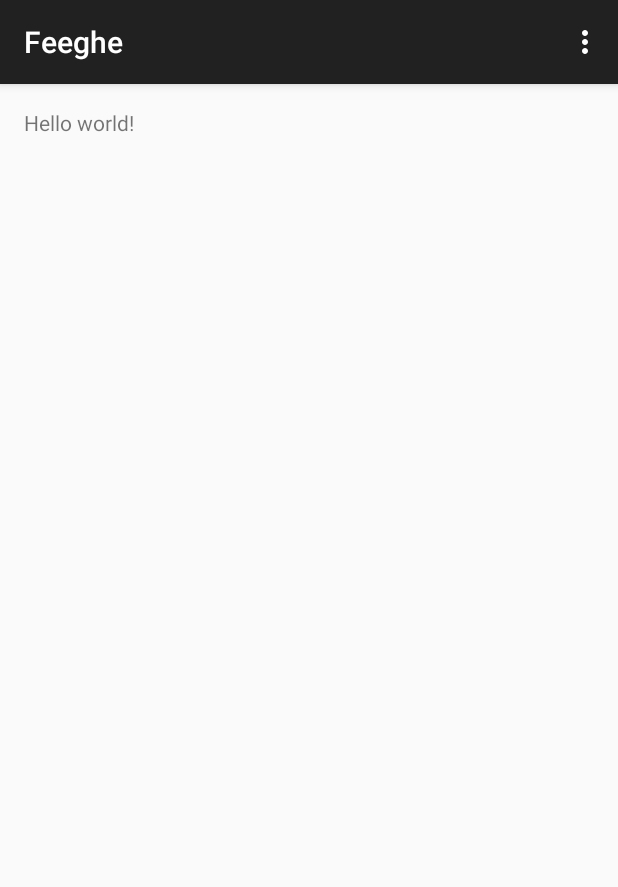
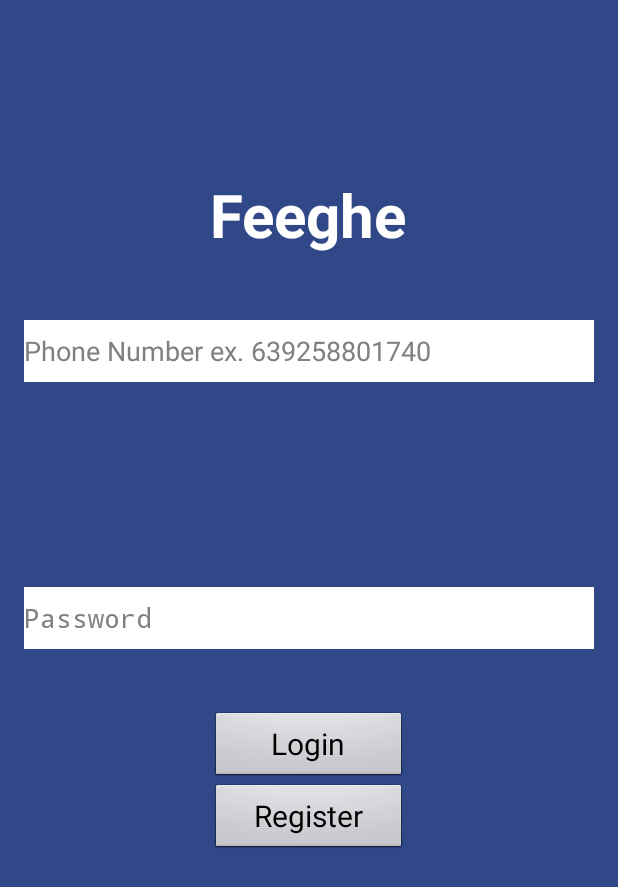
Before and after one commit to tontonskie/feeghe-android, an Android app: the screen it shows after launch (MainActivity before the commit, LoginActivity after it), on a phone screen of 412 x 824 dp. Shown: the top 887 px of the screen. Run offline under Robolectric (Android 15) with nearby library versions, the phone set to English and light mode, and no system bars.

Commit message:
Create registration and login

```diff
--- a/app/build.gradle
+++ b/app/build.gradle
@@ -22,4 +22,5 @@ android {
 dependencies {
     compile fileTree(dir: 'libs', include: ['*.jar'])
     compile 'com.android.support:appcompat-v7:21.0.3'
+    compile 'com.android.support:support-v4:21.0.3'
 }
--- /dev/null
+++ b/app/src/main/java/com/greenlemonmedia/feeghe/LoginActivity.java
@@ -0,0 +1,39 @@
+package com.greenlemonmedia.feeghe;
+
+import android.app.Activity;
+import android.os.Bundle;
+import android.view.View;
+import android.widget.Button;
+import android.widget.ViewFlipper;
+
+public class LoginActivity extends Activity {
+
+	private Button btnSwitchRegister;
+	private Button btnBackToLogin;
+	private ViewFlipper viewSwitcherLogin;
+
+	@Override
+	protected void onCreate(Bundle savedInstanceState) {
+		super.onCreate(savedInstanceState);
+		setContentView(R.layout.activity_login);
+
+		viewSwitcherLogin = (ViewFlipper) findViewById(R.id.viewSwitcherLogin);
+		btnSwitchRegister = (Button) findViewById(R.id.btnSwitchRegister);
+		btnSwitchRegister.setOnClickListener(new View.OnClickListener() {
+
+			@Override
+			public void onClick(View v) {
+				viewSwitcherLogin.showNext();
+			}
+		});
+
+		btnBackToLogin = (Button) findViewById(R.id.btnBackToLogin);
+		btnBackToLogin.setOnClickListener(new View.OnClickListener() {
+
+			@Override
+			public void onClick(View v) {
+				viewSwitcherLogin.showPrevious();
+			}
+		});
+	}
+}
--- /dev/null
+++ b/app/src/main/res/layout/activity_login.xml
@@ -0,0 +1,165 @@
+<ViewFlipper
+    android:layout_width="fill_parent"
+    android:layout_height="fill_parent"
+    android:id="@+id/viewSwitcherLogin"
+    xmlns:android="http://schemas.android.com/apk/res/android">
+
+    <RelativeLayout android:layout_width="match_parent"
+                    android:layout_height="match_parent"
+                    android:paddingLeft="@dimen/activity_horizontal_margin"
+                    android:paddingRight="@dimen/activity_horizontal_margin"
+                    android:paddingTop="@dimen/activity_vertical_margin"
+                    android:paddingBottom="@dimen/activity_vertical_margin"
+                    android:background="#ff304888">
+        <TextView
+            android:layout_width="wrap_content"
+            android:layout_height="wrap_content"
+            android:textAppearance="?android:attr/textAppearanceLarge"
+            android:text="Feeghe"
+            android:id="@+id/txtViewLoginTitle"
+            android:layout_centerHorizontal="true"
+            android:textStyle="bold"
+            android:textSize="40dp"
+            android:paddingTop="100dp"
+            android:nestedScrollingEnabled="false"
+            android:autoText="false"
+            android:textColor="#ffffffff"/>
+
+        <EditText
+            android:layout_width="wrap_content"
+            android:layout_height="41dp"
+            android:inputType="phone"
+            android:ems="10"
+            android:id="@+id/txtLoginPhoneNumber"
+            android:layout_marginTop="43dp"
+            android:background="#ffffffff"
+            android:layout_below="@+id/txtViewLoginTitle"
+            android:layout_alignParentRight="true"
+            android:layout_alignParentEnd="true"
+            android:layout_alignParentLeft="true"
+            android:layout_alignParentStart="true"
+            android:hint="Phone Number ex. 639258801740"/>
+
+        <EditText
+            android:layout_width="wrap_content"
+            android:layout_height="41dp"
+            android:inputType="textPassword"
+            android:ems="10"
+            android:id="@+id/txtLoginPassword"
+            android:background="#ffffffff"
+            android:hint="Password"
+            android:layout_centerVertical="true"
+            android:layout_alignParentLeft="true"
+            android:layout_alignParentStart="true"
+            android:layout_alignRight="@+id/txtLoginPhoneNumber"
+            android:layout_alignEnd="@+id/txtLoginPhoneNumber"/>
+
+        <Button
+            android:layout_width="wrap_content"
+            android:layout_height="wrap_content"
+            android:text="Login"
+            android:id="@+id/btnLogin"
+            android:textSize="20dp"
+            android:layout_marginTop="41dp"
+            android:layout_below="@+id/txtLoginPassword"
+            android:layout_alignLeft="@+id/txtViewLoginTitle"
+            android:layout_alignStart="@+id/txtViewLoginTitle"
+            android:layout_alignRight="@+id/txtViewLoginTitle"
+            android:layout_alignEnd="@+id/txtViewLoginTitle"
+            android:clickable="true"/>
+
+        <Button
+            android:layout_width="wrap_content"
+            android:layout_height="wrap_content"
+            android:text="Register"
+            android:textSize="20dp"
+            android:id="@+id/btnSwitchRegister"
+            android:layout_below="@+id/btnLogin"
+            android:layout_alignLeft="@+id/btnLogin"
+            android:layout_alignStart="@+id/btnLogin"
+            android:layout_alignRight="@+id/btnLogin"
+            android:layout_alignEnd="@+id/btnLogin"
+            android:clickable="true"/>
+
+
+    </RelativeLayout>
+
+    <RelativeLayout android:layout_width="match_parent"
+                    android:layout_height="match_parent"
+                    android:paddingLeft="@dimen/activity_horizontal_margin"
+                    android:paddingRight="@dimen/activity_horizontal_margin"
+                    android:paddingTop="@dimen/activity_vertical_margin"
+                    android:paddingBottom="@dimen/activity_vertical_margin"
+                    android:background="#ff304888">
+
+        <TextView
+            android:layout_width="wrap_content"
+            android:layout_height="wrap_content"
+            android:textAppearance="?android:attr/textAppearanceLarge"
+            android:text="Feeghe"
+            android:id="@+id/txtViewRegistrationTitle"
+            android:layout_centerHorizontal="true"
+            android:textStyle="bold"
+            android:textSize="40dp"
+            android:paddingTop="100dp"
+            android:nestedScrollingEnabled="false"
+            android:autoText="false"
+            android:textColor="#ffffffff"/>
+
+        <TextView
+            android:layout_width="wrap_content"
+            android:layout_height="wrap_content"
+            android:textAppearance="?android:attr/textAppearanceMedium"
+            android:text="Feeghe will send SMS message \nto verify your phone number. \nCarrier SMS charges may apply."
+            android:id="@+id/txtViewRegistrationSub"
+            android:layout_below="@+id/txtViewRegistrationTitle"
+            android:layout_centerHorizontal="true"
+            android:layout_marginTop="36dp"
+            android:maxLines="5"
+            android:hint="Phone Number ex. 639258801740"
+            android:gravity="center"
+            android:autoText="false"
+            android:textColor="#ffffffff"/>
+
+        <EditText
+            android:layout_width="wrap_content"
+            android:layout_height="40dp"
+            android:inputType="phone"
+            android:ems="10"
+            android:id="@+id/txtRegisterPhoneNumber"
+            android:layout_below="@+id/txtViewRegistrationSub"
+            android:layout_marginTop="56dp"
+            android:background="#ffffffff"
+            android:layout_alignParentLeft="true"
+            android:layout_alignParentStart="true"
+            android:layout_alignParentRight="true"
+            android:layout_alignParentEnd="true"/>
+
+        <Button
+            android:layout_width="200dp"
+            android:layout_height="wrap_content"
+            android:text="Sign Up"
+            android:id="@+id/btnRegister"
+            android:layout_marginTop="41dp"
+            android:textSize="20dp"
+            android:clickable="true"
+            android:elegantTextHeight="false"
+            android:layout_below="@+id/txtRegisterPhoneNumber"
+            android:layout_centerHorizontal="true"
+            android:layout_alignParentEnd="false"
+            android:layout_alignParentRight="false"/>
+
+        <Button
+            android:layout_width="200dp"
+            android:layout_height="wrap_content"
+            android:text="Back to Login"
+            android:id="@+id/btnBackToLogin"
+            android:textSize="20dp"
+            android:clickable="true"
+            android:elegantTextHeight="false"
+            android:layout_below="@+id/btnRegister"
+            android:layout_alignLeft="@+id/btnRegister"
+            android:layout_alignStart="@+id/btnRegister"/>
+
+    </RelativeLayout>
+</ViewFlipper>
--- a/app/src/main/res/layout/activity_main.xml
+++ b/app/src/main/res/layout/activity_main.xml
@@ -6,11 +6,7 @@
                 android:paddingRight="@dimen/activity_horizontal_margin"
                 android:paddingTop="@dimen/activity_vertical_margin"
                 android:paddingBottom="@dimen/activity_vertical_margin"
-                tools:context=".MainActivity">
-
-    <TextView
-        android:text="@string/hello_world"
-        android:layout_width="wrap_content"
-        android:layout_height="wrap_content"/>
+                tools:context=".MainActivity"
+                android:background="#ff304888">
 
 </RelativeLayout>
--- /dev/null
+++ b/app/src/main/res/values/colors.xml
@@ -0,0 +1,5 @@
+<resources>
+
+    <color name="black_overlay">#66000000</color>
+
+</resources>
--- a/app/src/main/res/values/strings.xml
+++ b/app/src/main/res/values/strings.xml
@@ -4,5 +4,8 @@
     <string name="app_name">Feeghe</string>
     <string name="hello_world">Hello world!</string>
     <string name="action_settings">Settings</string>
+    <string name="title_activity_login">LoginActivity</string>
+    <string name="dummy_button">Dummy Button</string>
+    <string name="dummy_content">DUMMY\nCONTENT</string>
 
 </resources>
```
Also changed, not shown: app/src/main/AndroidManifest.xml (+8 -0 lines), app/src/main/java/com/greenlemonmedia/feeghe/MainActivity.java (+12 -2 lines), app/src/main/java/com/greenlemonmedia/feeghe/api/APIService.java (added, +123 -0 lines), app/src/main/java/com/greenlemonmedia/feeghe/api/Response.java (added, +31 -0 lines), app/src/main/java/com/greenlemonmedia/feeghe/api/ResponseArray.java (added, +24 -0 lines), app/src/main/java/com/greenlemonmedia/feeghe/api/ResponseObject.java (added, +25 -0 lines), app/src/main/java/com/greenlemonmedia/feeghe/api/UserService.java (added, +9 -0 lines), app/src/main/res/layout/activity_registration.xml (added, +68 -0 lines), app/src/main/res/menu/menu_login.xml (added, +9 -0 lines), app/src/main/res/values-v11/styles.xml (added, +15 -0 lines), app/src/main/res/values/attrs.xml (added, +12 -0 lines), app/src/main/res/values/styles.xml (+18 -0 lines).
